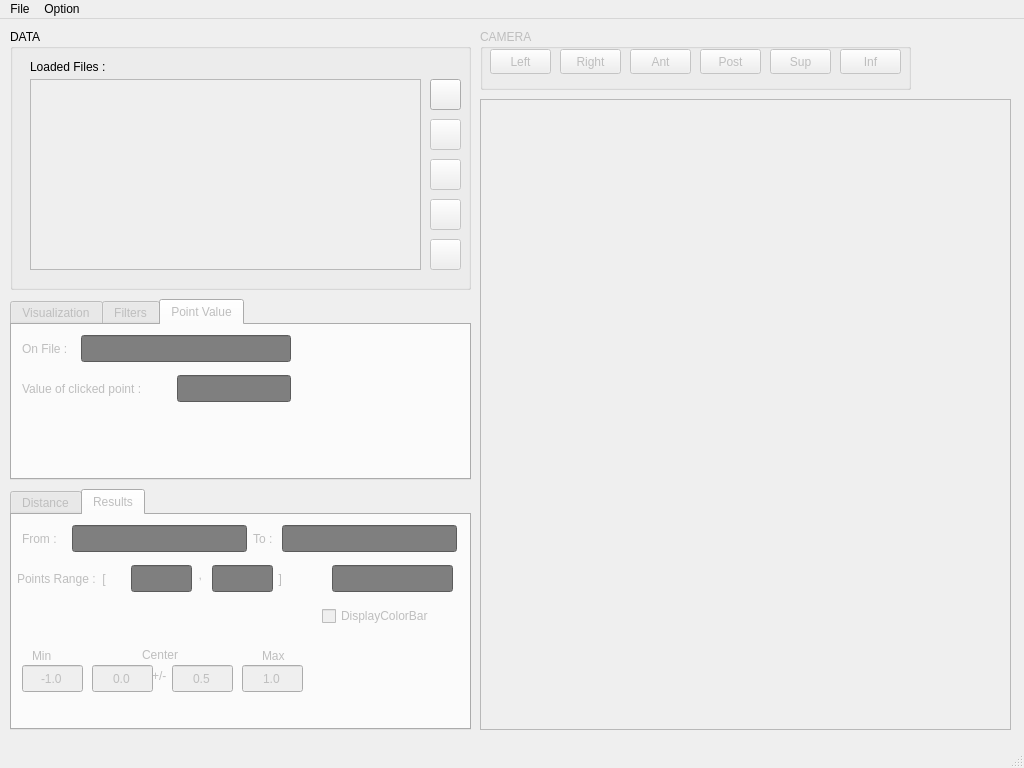
Above: 3DMeshMetric/meshMetricGui.ui from juliettepera/3DMetricTools before the change. Below: the same form after it.
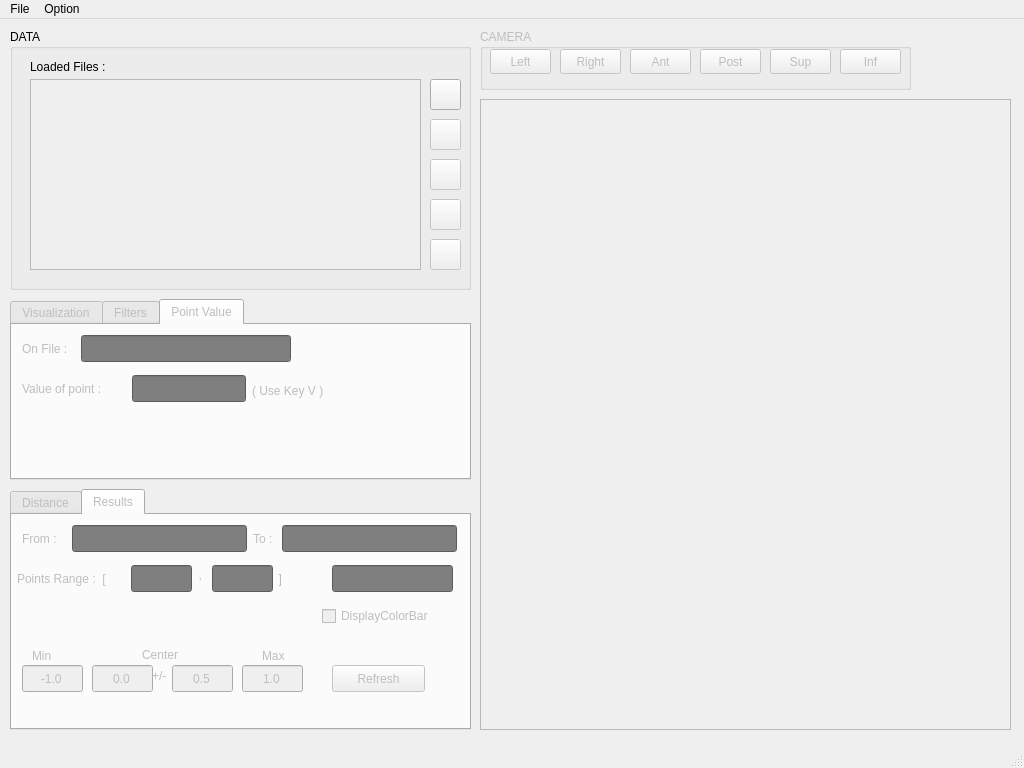
That is the form after the change. The open tabs and pages were chosen to show the change. Custom widgets are drawn as their Qt base class.

Commit message: ENH: add refresh button for the color bar

Patch:
```diff
--- a/3DMeshMetric/meshMetricGui.ui
+++ b/3DMeshMetric/meshMetricGui.ui
@@ -1109,7 +1109,7 @@
      <widget class="QLineEdit" name="lineEditClickValue">
       <property name="geometry">
        <rect>
-        <x>165</x>
+        <x>120</x>
         <y>50</y>
         <width>114</width>
         <height>27</height>
@@ -2004,12 +2004,25 @@
        <rect>
         <x>10</x>
         <y>49</y>
-        <width>149</width>
+        <width>111</width>
         <height>29</height>
        </rect>
       </property>
       <property name="text">
-       <string>Value of clicked point :</string>
+       <string>Value of point :</string>
+      </property>
+     </widget>
+     <widget class="QLabel" name="label_13">
+      <property name="geometry">
+       <rect>
+        <x>240</x>
+        <y>40</y>
+        <width>101</width>
+        <height>51</height>
+       </rect>
+      </property>
+      <property name="text">
+       <string>( Use Key V )</string>
       </property>
      </widget>
     </widget>
@@ -5554,6 +5567,22 @@
        <set>Qt::AlignCenter</set>
       </property>
      </widget>
+     <widget class="QPushButton" name="pushButtonRefresh">
+      <property name="geometry">
+       <rect>
+        <x>320</x>
+        <y>150</y>
+        <width>93</width>
+        <height>27</height>
+       </rect>
+      </property>
+      <property name="toolTip">
+       <string>Refresh the colorbar with new values</string>
+      </property>
+      <property name="text">
+       <string>Refresh</string>
+      </property>
+     </widget>
     </widget>
    </widget>
   </widget>
```
Left out of the diff: 19 changed lines with no effect on the pictures. The commit also changes 4 other files.
